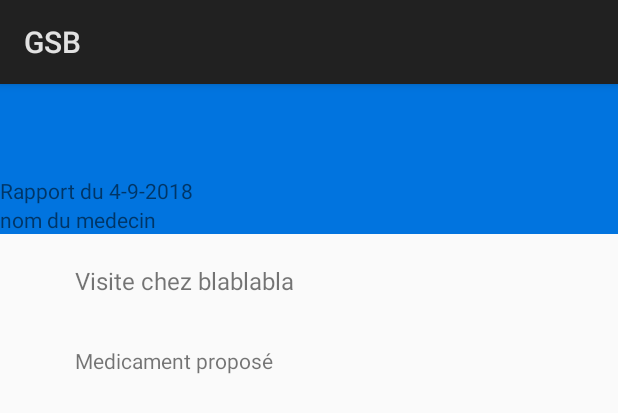
After one commit to MadKidTm/AndroidApp, an Android app: the layout report_detail.xml on its own in the app's theme, with its tools: preview values and no code run, on a phone screen of 412 x 824 dp. The commit adds this screen. Shown: the top 413 px of the screen. Run offline under Robolectric (Android 15) with nearby library versions, the phone set to English and light mode, and no system bars.

Commit message:
debut de création de l'affichage des rapports

```diff
--- a/app/src/main/java/com/gsb/alexa/gsbappli/DoctorDetailActivity.java
+++ b/app/src/main/java/com/gsb/alexa/gsbappli/DoctorDetailActivity.java
@@ -75,7 +75,7 @@
                 AlertDialog.Builder alert = new AlertDialog.Builder(context);
 
                 alert.setMessage("Voulez vous vraiment supprimer ce medecin ?");
-                alert.setTitle("Warning");
+                alert.setTitle("Attention");
                 alert.setIcon(R.drawable.warning_icon);
 
                 alert.setPositiveButton("Supprimer", new DialogInterface.OnClickListener() {
--- /dev/null
+++ b/app/src/main/res/layout/report_detail.xml
@@ -0,0 +1,100 @@
+<?xml version="1.0" encoding="utf-8"?>
+<RelativeLayout
+    xmlns:android="http://schemas.android.com/apk/res/android"
+    android:layout_width="match_parent"
+    android:layout_height="match_parent"
+    >
+
+    <LinearLayout
+        android:id="@+id/repport_background"
+        android:orientation="vertical"
+        android:layout_width="match_parent"
+        android:layout_height="100dp"
+        android:layout_marginBottom="20dp"
+        android:background="@color/colorNormalButton"
+        android:gravity="bottom">
+
+        <TextView
+            android:layout_width="wrap_content"
+            android:layout_height="wrap_content"
+            android:text="Rapport du 4-9-2018"
+            />
+
+        <TextView
+            android:layout_width="wrap_content"
+            android:layout_height="wrap_content"
+            android:text="nom du medecin"/>
+
+    </LinearLayout>
+
+    <ImageView
+        android:id="@+id/det_motif_icon"
+        android:layout_width="30dp"
+        android:layout_height="30dp"
+        android:layout_marginStart="10dp"
+        android:layout_marginEnd="10dp"
+        android:layout_marginBottom="5dp"
+        android:layout_below="@id/repport_background" />
+
+    <TextView
+        android:id="@+id/det_motif"
+        android:layout_width="wrap_content"
+        android:layout_height="wrap_content"
+        android:layout_below="@id/repport_background"
+        android:layout_toEndOf="@id/det_motif_icon"
+        android:textSize="16sp"
+        android:text="Visite chez blablabla" />
+
+    <ImageView
+        android:id="@+id/det_medicament_icon"
+        android:layout_width="30dp"
+        android:layout_height="30dp"
+        android:layout_marginStart="10dp"
+        android:layout_marginEnd="10dp"
+        android:layout_marginBottom="10dp"
+        android:layout_below="@id/det_motif_icon"
+        />
+
+    <TextView
+        android:id="@+id/det_medicament"
+        android:layout_width="wrap_content"
+        android:layout_height="wrap_content"
+        android:layout_below="@id/det_motif_icon"
+        android:layout_toEndOf="@id/det_medicament_icon"/>
+
+    <TextView
+        android:id="@+id/det_medicament_hint"
+        android:layout_width="wrap_content"
+        android:layout_height="wrap_content"
+        android:layout_below="@id/det_medicament"
+        android:layout_toEndOf="@id/det_medicament_icon"
+        android:text="Medicament proposé"
+        />
+
+    <ImageView
+        android:id="@+id/det_bilan_icon"
+        android:layout_width="30dp"
+        android:layout_height="30dp"
+        android:layout_marginStart="10dp"
+        android:layout_marginEnd="10dp"
+        android:layout_below="@id/det_medicament_icon"
+        />
+
+    <TextView
+        android:id="@+id/det_bilan"
+        android:layout_width="wrap_content"
+        android:layout_height="wrap_content"
+        android:layout_below="@id/det_medicament_icon"
+        android:layout_toEndOf="@id/det_bilan_icon"/>
+
+    <TextView
+        android:layout_width="match_parent"
+        android:layout_height="wrap_content"
+        android:layout_below="@id/det_bilan"
+        android:layout_toEndOf="@id/det_bilan_icon"/>
+
+
+
+
+
+</RelativeLayout>
```
Also changed, not shown: app/src/main/java/com/gsb/alexa/gsbappli/AddRepportActivity.java (+21 -13 lines), app/src/main/java/com/gsb/alexa/gsbappli/Classes/RapportDAO.java (+18 -3 lines), app/src/main/java/com/gsb/alexa/gsbappli/ReportActivity.java (+25 -19 lines), app/src/main/res/layout/gsb_rapports.xml (+8 -0 lines), app/src/main/res/layout/gsb_report_management.xml (+5 -5 lines).
